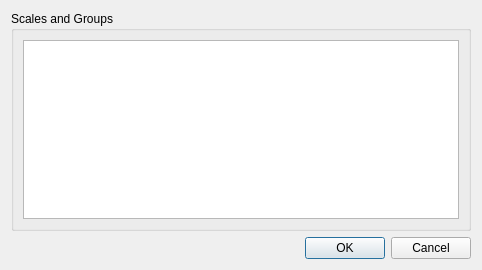
First picture: the form in ilastik/gui/dlgFeature.ui, repository ilastik/ilastik-0.5, before the edit.
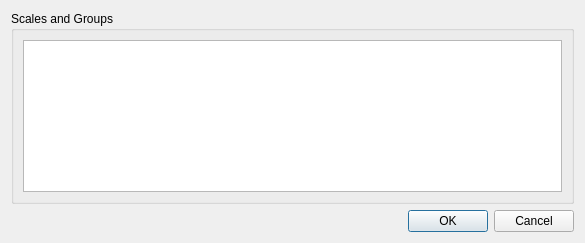
Second picture: the form after the edit. Icons and pictures are not drawn.

Commit message: premiere: first commit -> imporve featureDlg

Diff of the .ui file:
```diff
--- a/ilastik/gui/dlgFeature.ui
+++ b/ilastik/gui/dlgFeature.ui
@@ -6,10 +6,16 @@
    <rect>
     <x>0</x>
     <y>0</y>
-    <width>482</width>
-    <height>270</height>
+    <width>585</width>
+    <height>243</height>
    </rect>
   </property>
+  <property name="sizePolicy">
+   <sizepolicy hsizetype="Maximum" vsizetype="Maximum">
+    <horstretch>0</horstretch>
+    <verstretch>0</verstretch>
+   </sizepolicy>
+  </property>
   <property name="windowTitle">
    <string>Select Features</string>
   </property>
```
